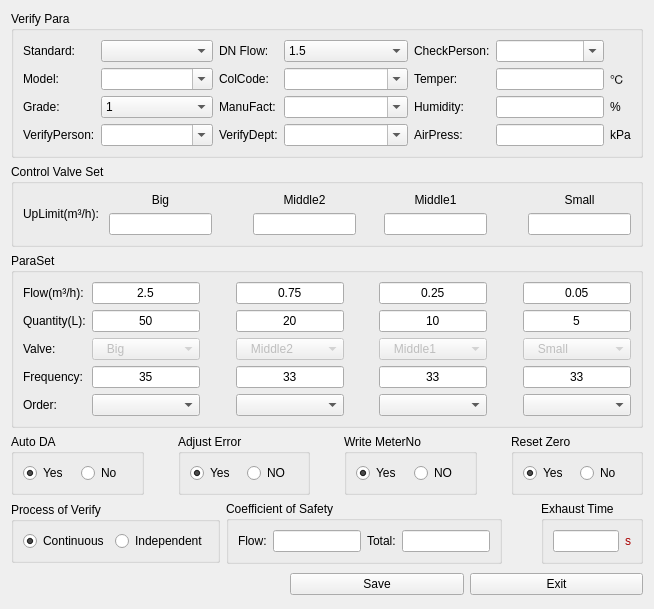
flimmy78/qtverify, file source/systemset/systemsetdlg/ui/parasetdlg.ui: the form before one commit.
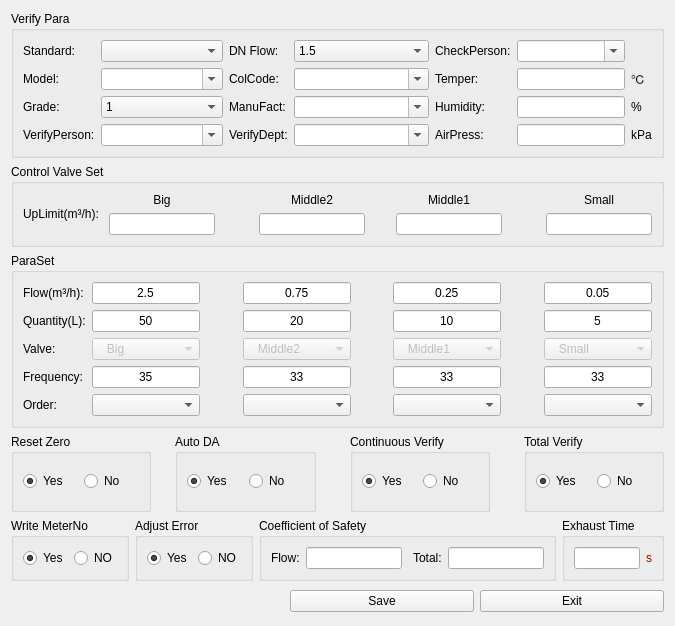
The form after the commit. Icons and pictures are not drawn. Custom widgets are drawn as their Qt base class.

```diff
--- a/source/systemset/systemsetdlg/ui/parasetdlg.ui
+++ b/source/systemset/systemsetdlg/ui/parasetdlg.ui
@@ -9,14 +9,14 @@
    <rect>
     <x>0</x>
     <y>0</y>
-    <width>654</width>
-    <height>552</height>
+    <width>675</width>
+    <height>626</height>
    </rect>
   </property>
   <property name="windowTitle">
    <string>ParaSet</string>
   </property>
-  <layout class="QGridLayout" name="gridLayout_17">
+  <layout class="QGridLayout" name="gridLayout_24">
    <item row="0" column="0">
     <widget class="QGroupBox" name="gBox_Head">
      <property name="title">
@@ -1331,20 +1331,56 @@
     </widget>
    </item>
    <item row="3" column="0">
-    <layout class="QHBoxLayout" name="horizontalLayout_5">
-     <item>
-      <widget class="Q3ButtonGroup" name="buttonGroup_2">
-       <property name="sizePolicy">
-        <sizepolicy hsizetype="Preferred" vsizetype="Fixed">
-         <horstretch>0</horstretch>
-         <verstretch>0</verstretch>
-        </sizepolicy>
+    <layout class="QGridLayout" name="gridLayout_23">
+     <item row="0" column="0">
+      <widget class="QGroupBox" name="groupBox_7">
+       <property name="title">
+        <string>Reset Zero</string>
        </property>
+       <layout class="QGridLayout" name="gridLayout_20">
+        <item row="0" column="0">
+         <widget class="QRadioButton" name="tBtn_resetzero_true">
+          <property name="text">
+           <string>Yes</string>
+          </property>
+          <property name="checked">
+           <bool>true</bool>
+          </property>
+         </widget>
+        </item>
+        <item row="0" column="1">
+         <widget class="QRadioButton" name="tBtn_resetzero_false">
+          <property name="text">
+           <string>No</string>
+          </property>
+         </widget>
+        </item>
+       </layout>
+      </widget>
+     </item>
+     <item row="0" column="1">
+      <spacer name="horizontalSpacer_23">
+       <property name="orientation">
+        <enum>Qt::Horizontal</enum>
+       </property>
+       <property name="sizeType">
+        <enum>QSizePolicy::Preferred</enum>
+       </property>
+       <property name="sizeHint" stdset="0">
+        <size>
+         <width>18</width>
+         <height>20</height>
+        </size>
+       </property>
+      </spacer>
+     </item>
+     <item row="0" column="2">
+      <widget class="QGroupBox" name="groupBox_3">
        <property name="title">
         <string>Auto DA</string>
        </property>
-       <layout class="QHBoxLayout" name="horizontalLayout">
-        <item>
+       <layout class="QGridLayout" name="gridLayout_17">
+        <item row="0" column="0">
          <widget class="QRadioButton" name="tBtn_autoPick_true">
           <property name="text">
            <string>Yes</string>
@@ -1354,7 +1390,7 @@
           </property>
          </widget>
         </item>
-        <item>
+        <item row="0" column="1">
          <widget class="QRadioButton" name="tBtn_autoPick_false">
           <property name="text">
            <string>No</string>
@@ -1364,8 +1400,8 @@
        </layout>
       </widget>
      </item>
-     <item>
-      <spacer name="horizontalSpacer_23">
+     <item row="0" column="3">
+      <spacer name="horizontalSpacer_25">
        <property name="orientation">
         <enum>Qt::Horizontal</enum>
        </property>
@@ -1380,20 +1416,21 @@
        </property>
       </spacer>
      </item>
-     <item>
-      <widget class="Q3ButtonGroup" name="buttonGroup_4">
-       <property name="sizePolicy">
-        <sizepolicy hsizetype="Preferred" vsizetype="Fixed">
-         <horstretch>0</horstretch>
-         <verstretch>0</verstretch>
-        </sizepolicy>
-       </property>
+     <item row="0" column="4">
+      <widget class="QGroupBox" name="groupBox_2">
        <property name="title">
-        <string>Adjust Error</string>
+        <string>Continuous Verify</string>
        </property>
-       <layout class="QHBoxLayout" name="horizontalLayout_8">
-        <item>
-         <widget class="QRadioButton" name="tBtn_adjustError_true">
+       <layout class="QGridLayout" name="gridLayout_11">
+        <item row="0" column="1">
+         <widget class="QRadioButton" name="tBtn_continuous_false">
+          <property name="text">
+           <string>No</string>
+          </property>
+         </widget>
+        </item>
+        <item row="0" column="0">
+         <widget class="QRadioButton" name="tBtn_continuous_true">
           <property name="text">
            <string>Yes</string>
           </property>
@@ -1402,17 +1439,10 @@
           </property>
          </widget>
         </item>
-        <item>
-         <widget class="QRadioButton" name="tBtn_adjustError_false">
-          <property name="text">
-           <string>NO</string>
-          </property>
-         </widget>
-        </item>
        </layout>
       </widget>
      </item>
-     <item>
+     <item row="0" column="5">
       <spacer name="horizontalSpacer_24">
        <property name="orientation">
         <enum>Qt::Horizontal</enum>
@@ -1428,19 +1458,43 @@
        </property>
       </spacer>
      </item>
-     <item>
-      <widget class="Q3ButtonGroup" name="buttonGroup_5">
-       <property name="sizePolicy">
-        <sizepolicy hsizetype="Preferred" vsizetype="Fixed">
-         <horstretch>0</horstretch>
-         <verstretch>0</verstretch>
-        </sizepolicy>
+     <item row="0" column="6">
+      <widget class="QGroupBox" name="groupBox_8">
+       <property name="title">
+        <string>Total Verify</string>
        </property>
+       <layout class="QGridLayout" name="gridLayout_21">
+        <item row="0" column="0">
+         <widget class="QRadioButton" name="tBtn_TotalVerify_True">
+          <property name="text">
+           <string>Yes</string>
+          </property>
+          <property name="checked">
+           <bool>true</bool>
+          </property>
+         </widget>
+        </item>
+        <item row="0" column="1">
+         <widget class="QRadioButton" name="tBtn_TotalVerify_False">
+          <property name="text">
+           <string>No</string>
+          </property>
+         </widget>
+        </item>
+       </layout>
+      </widget>
+     </item>
+    </layout>
+   </item>
+   <item row="4" column="0">
+    <layout class="QGridLayout" name="gridLayout_22">
+     <item row="0" column="0">
+      <widget class="QGroupBox" name="groupBox_6">
        <property name="title">
         <string>Write MeterNo</string>
        </property>
-       <layout class="QHBoxLayout" name="horizontalLayout_7">
-        <item>
+       <layout class="QGridLayout" name="gridLayout_19">
+        <item row="0" column="0">
          <widget class="QRadioButton" name="tBtn_writeNum_true">
           <property name="text">
            <string>Yes</string>
@@ -1450,7 +1504,7 @@
           </property>
          </widget>
         </item>
-        <item>
+        <item row="0" column="1">
          <widget class="QRadioButton" name="tBtn_writeNum_false">
           <property name="text">
            <string>NO</string>
@@ -1460,8 +1514,8 @@
        </layout>
       </widget>
      </item>
-     <item>
-      <spacer name="horizontalSpacer_25">
+     <item row="0" column="1">
+      <spacer name="horizontalSpacer_22">
        <property name="orientation">
         <enum>Qt::Horizontal</enum>
        </property>
@@ -1470,64 +1524,22 @@
        </property>
        <property name="sizeHint" stdset="0">
         <size>
-         <width>28</width>
+         <width>13</width>
          <height>20</height>
         </size>
        </property>
       </spacer>
      </item>
-     <item>
-      <widget class="Q3ButtonGroup" name="buttonGroup_8">
-       <property name="sizePolicy">
-        <sizepolicy hsizetype="Preferred" vsizetype="Fixed">
-         <horstretch>0</horstretch>
-         <verstretch>0</verstretch>
-        </sizepolicy>
-       </property>
+     <item row="0" column="2">
+      <widget class="QGroupBox" name="groupBox_5">
        <property name="title">
-        <string>Reset Zero</string>
+        <string>Adjust Error</string>
        </property>
-       <layout class="QHBoxLayout" name="horizontalLayout_10">
-        <item>
-         <widget class="QRadioButton" name="tBtn_resetzero_true">
-          <property name="text">
-           <string>Yes</string>
-          </property>
-          <property name="checked">
-           <bool>true</bool>
-          </property>
-         </widget>
-        </item>
-        <item>
-         <widget class="QRadioButton" name="tBtn_resetzero_false">
-          <property name="text">
-           <string>No</string>
-          </property>
-         </widget>
-        </item>
-       </layout>
-      </widget>
-     </item>
-    </layout>
-   </item>
-   <item row="4" column="0">
-    <layout class="QHBoxLayout" name="horizontalLayout_4">
-     <item>
-      <widget class="Q3ButtonGroup" name="buttonGroup_6">
-       <property name="sizePolicy">
-        <sizepolicy hsizetype="Preferred" vsizetype="Fixed">
-         <horstretch>0</horstretch>
-         <verstretch>0</verstretch>
-        </sizepolicy>
-       </property>
-       <property name="title">
-        <string>Process of Verify</string>
-       </property>
-       <layout class="QGridLayout" name="gridLayout">
+       <layout class="QGridLayout" name="gridLayout_18">
         <item row="0" column="0">
-         <widget class="QRadioButton" name="tBtn_continuous_true">
+         <widget class="QRadioButton" name="tBtn_adjustError_true">
           <property name="text">
-           <string>Continuous</string>
+           <string>Yes</string>
           </property>
           <property name="checked">
            <bool>true</bool>
@@ -1535,16 +1547,16 @@
          </widget>
         </item>
         <item row="0" column="1">
-         <widget class="QRadioButton" name="tBtn_continuous_false">
+         <widget class="QRadioButton" name="tBtn_adjustError_false">
           <property name="text">
-           <string>Independent</string>
+           <string>NO</string>
           </property>
          </widget>
         </item>
        </layout>
       </widget>
      </item>
-     <item>
+     <item row="0" column="3">
       <spacer name="horizontalSpacer_18">
        <property name="orientation">
         <enum>Qt::Horizontal</enum>
@@ -1554,13 +1566,101 @@
        </property>
        <property name="sizeHint" stdset="0">
         <size>
-         <width>53</width>
+         <width>17</width>
          <height>20</height>
         </size>
        </property>
       </spacer>
      </item>
-     <item>
+     <item row="0" column="5">
+      <spacer name="horizontalSpacer_19">
+       <property name="orientation">
+        <enum>Qt::Horizontal</enum>
+       </property>
+       <property name="sizeType">
+        <enum>QSizePolicy::Preferred</enum>
+       </property>
+       <property name="sizeHint" stdset="0">
+        <size>
+         <width>13</width>
+         <height>20</height>
+        </size>
+       </property>
+      </spacer>
+     </item>
+     <item row="0" column="6">
+      <widget class="QGroupBox" name="groupBox">
+       <property name="title">
+        <string>Exhaust Time</string>
+       </property>
+       <layout class="QGridLayout" name="gridLayout">
+        <item row="0" column="0">
+         <widget class="QLineEdit" name="lineEdit_exTime">
+          <property name="minimumSize">
+           <size>
+            <width>20</width>
+            <height>0</height>
+           </size>
+          </property>
+          <property name="maximumSize">
+           <size>
+            <width>100</width>
+            <height>16777215</height>
+           </size>
+          </property>
+          <property name="alignment">
+           <set>Qt::AlignCenter</set>
+          </property>
+         </widget>
+        </item>
+        <item row="0" column="1">
+         <widget class="QLabel" name="label_19">
+          <property name="palette">
+           <palette>
+            <active>
+             <colorrole role="WindowText">
+              <brush brushstyle="SolidPattern">
+               <color alpha="255">
+                <red>170</red>
+                <green>0</green>
+                <blue>0</blue>
+               </color>
+              </brush>
+             </colorrole>
+            </active>
+            <inactive>
+             <colorrole role="WindowText">
+              <brush brushstyle="SolidPattern">
+               <color alpha="255">
+                <red>170</red>
+                <green>0</green>
+                <blue>0</blue>
+               </color>
+              </brush>
+             </colorrole>
+            </inactive>
+            <disabled>
+             <colorrole role="WindowText">
+              <brush brushstyle="SolidPattern">
+               <color alpha="255">
+                <red>120</red>
+                <green>120</green>
+                <blue>120</blue>
+               </color>
+              </brush>
+             </colorrole>
+            </disabled>
+           </palette>
+          </property>
+          <property name="text">
+           <string>s</string>
+          </property>
+         </widget>
+        </item>
+       </layout>
+      </widget>
+     </item>
+     <item row="0" column="4">
       <widget class="QGroupBox" name="groupBox_4">
        <property name="sizePolicy">
         <sizepolicy hsizetype="Preferred" vsizetype="Fixed">
@@ -1581,6 +1681,12 @@
         </item>
         <item row="0" column="1">
          <widget class="QLineEdit" name="lineEdit_sc_flow">
+          <property name="minimumSize">
+           <size>
+            <width>30</width>
+            <height>0</height>
+           </size>
+          </property>
           <property name="alignment">
            <set>Qt::AlignCenter</set>
           </property>
@@ -1608,93 +1714,17 @@
         </item>
         <item row="0" column="4">
          <widget class="QLineEdit" name="lineEdit_sc_thermal">
-          <property name="alignment">
-           <set>Qt::AlignCenter</set>
+          <property name="minimumSize">
+           <size>
+            <width>30</width>
+            <height>0</height>
+           </size>
           </property>
-         </widget>
-        </item>
-       </layout>
-      </widget>
-     </item>
-     <item>
-      <spacer name="horizontalSpacer_19">
-       <property name="orientation">
-        <enum>Qt::Horizontal</enum>
-       </property>
-       <property name="sizeType">
-        <enum>QSizePolicy::Preferred</enum>
-       </property>
-       <property name="sizeHint" stdset="0">
-        <size>
-         <width>90</width>
-         <height>20</height>
-        </size>
-       </property>
-      </spacer>
-     </item>
-     <item>
-      <widget class="Q3ButtonGroup" name="buttonGroup_7">
-       <property name="sizePolicy">
-        <sizepolicy hsizetype="Preferred" vsizetype="Fixed">
-         <horstretch>0</horstretch>
-         <verstretch>0</verstretch>
-        </sizepolicy>
-       </property>
-       <property name="title">
-        <string>Exhaust Time</string>
-       </property>
-       <layout class="QGridLayout" name="gridLayout_11">
-        <item row="0" column="1">
-         <widget class="QLineEdit" name="lineEdit_exTime">
           <property name="alignment">
            <set>Qt::AlignCenter</set>
           </property>
          </widget>
         </item>
-        <item row="0" column="2">
-         <widget class="QLabel" name="label_19">
-          <property name="palette">
-           <palette>
-            <active>
-             <colorrole role="WindowText">
-              <brush brushstyle="SolidPattern">
-               <color alpha="255">
-                <red>170</red>
-                <green>0</green>
-                <blue>0</blue>
-               </color>
-              </brush>
-             </colorrole>
-            </active>
-            <inactive>
-             <colorrole role="WindowText">
-              <brush brushstyle="SolidPattern">
-               <color alpha="255">
-                <red>170</red>
-                <green>0</green>
-                <blue>0</blue>
-               </color>
-              </brush>
-             </colorrole>
-            </inactive>
-            <disabled>
-             <colorrole role="WindowText">
-              <brush brushstyle="SolidPattern">
-               <color alpha="255">
-                <red>120</red>
-                <green>120</green>
-                <blue>120</blue>
-               </color>
-              </brush>
-             </colorrole>
-            </disabled>
-           </palette>
-          </property>
-          <property name="text">
-           <string>s</string>
-          </property>
-         </widget>
-        </item>
        </layout>
       </widget>
      </item>
@@ -1751,20 +1781,6 @@
   <zorder>gBox_FlowPnt</zorder>
   <zorder>gBox_Head</zorder>
  </widget>
- <customwidgets>
-  <customwidget>
-   <class>Q3GroupBox</class>
-   <extends>QGroupBox</extends>
-   <header>Qt3Support/Q3GroupBox</header>
-   <container>1</container>
-  </customwidget>
-  <customwidget>
-   <class>Q3ButtonGroup</class>
-   <extends>Q3GroupBox</extends>
-   <header>Qt3Support/Q3ButtonGroup</header>
-   <container>1</container>
-  </customwidget>
- </customwidgets>
  <resources/>
  <connections/>
 </ui>
```
